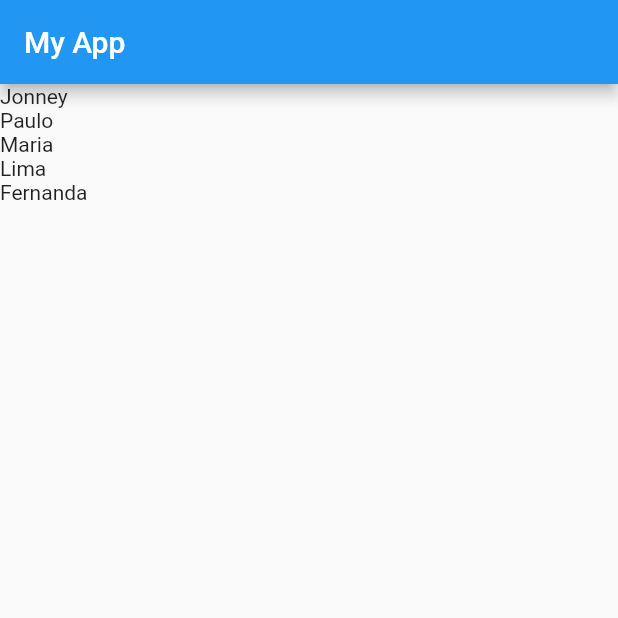
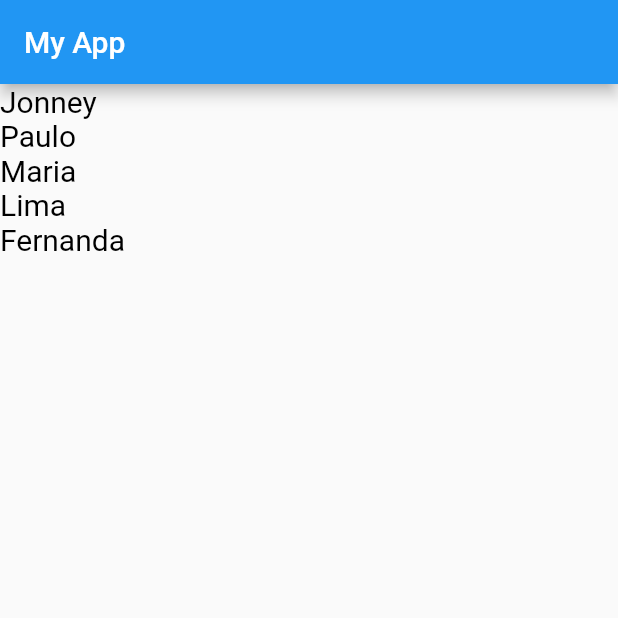
Before and after one commit to uires/thirty-minutes-flutter, a Flutter app: the screen it shows after launch, on a phone screen of 412 x 824 dp, the top half of it. Run offline on Flutter 3.47's test engine with Material 2 defaults, Android fonts, the phone set to English and light mode, and no system bars.

Commit message:
estilos para texto

```diff
--- a/lib/main.dart
+++ b/lib/main.dart
@@ -1,5 +1,6 @@
 import 'package:flutter/material.dart';
-import 'exemplo_widget.dart';
+// import 'exemplo_widget.dart';
+
 void main() => runApp(MyApp());
 
 class MyApp extends StatelessWidget {
@@ -22,7 +23,9 @@ class MyApp extends StatelessWidget {
           title: Text('My App'),
         ),
         body: ListView.builder(itemCount: lista.length, itemBuilder: (context, int index) {
-          return Text(lista[index]);
+
+          var textStyle = TextStyle(fontSize: 20, color: Colors.black);
+          return Text(lista[index], style: textStyle);
         },)
       )
     );
```
